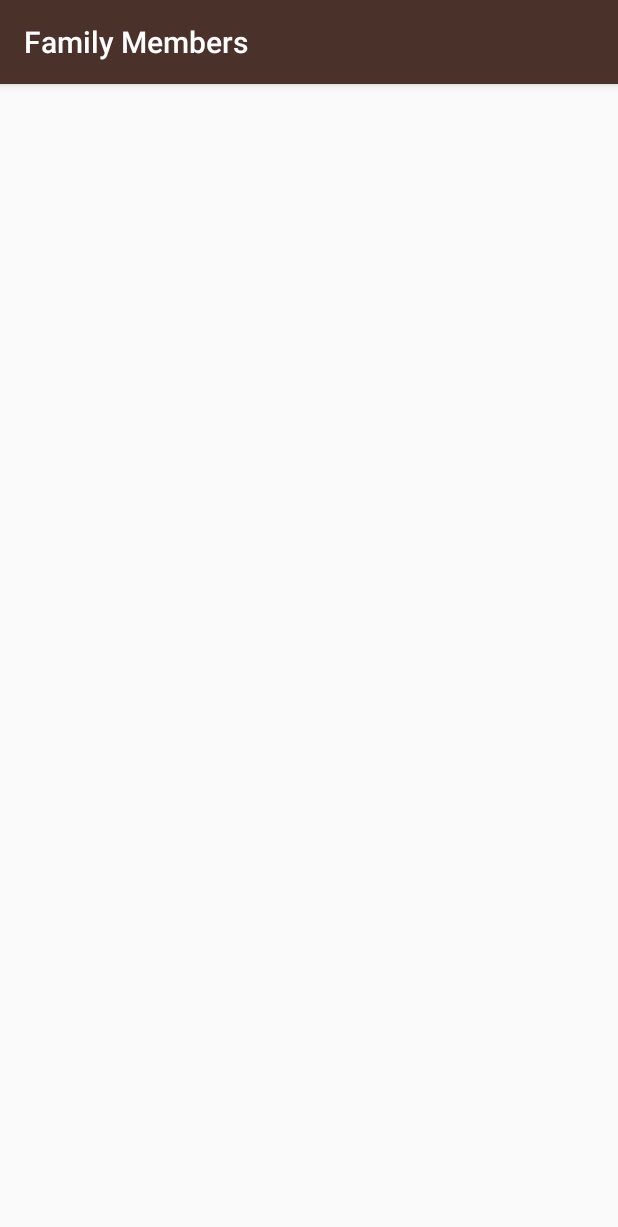
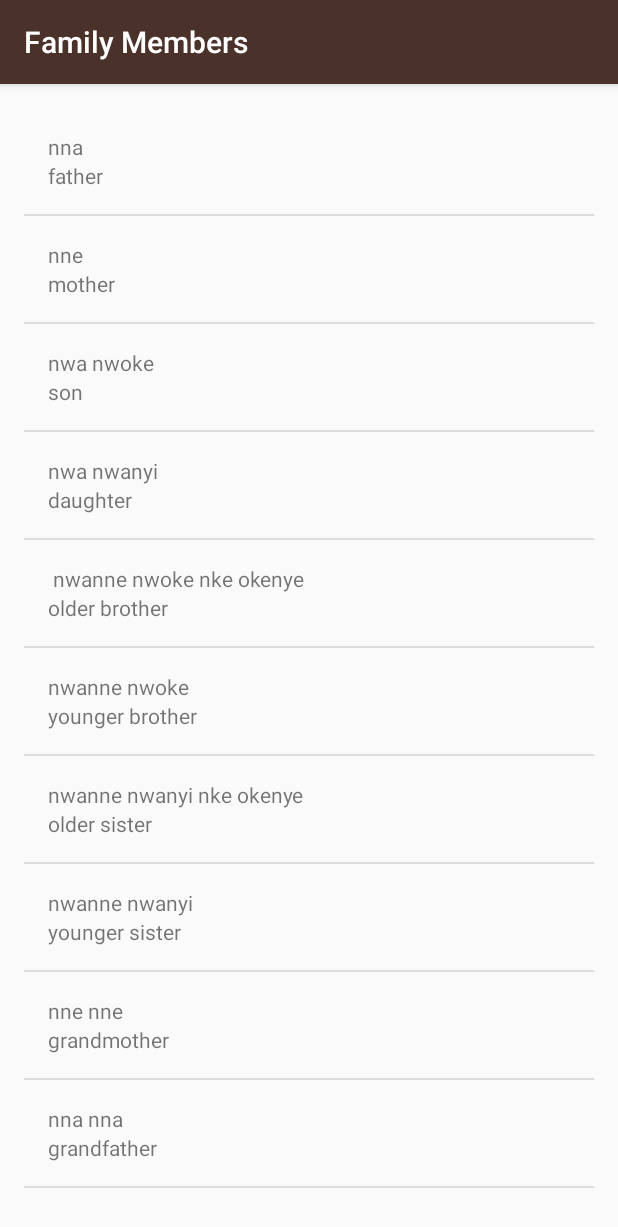
Before and after one commit to Ikey22/MiwokApp, an Android app: the FamilyActivity screen opened directly, with no data from a screen before it, on a phone screen of 412 x 824 dp. Shown: the top 1227 px of the screen. Run offline under Robolectric (Android 15) with nearby library versions, the phone set to English and light mode, and no system bars.

Commit message:
Updated FamilyActivity.kt and PhrasesActivity.kt

```diff
--- a/app/src/main/java/com/example/igbo/FamilyActivity.kt
+++ b/app/src/main/java/com/example/igbo/FamilyActivity.kt
@@ -7,7 +7,28 @@ import android.widget.ListView
 class FamilyActivity : AppCompatActivity() {
     override fun onCreate(savedInstanceState: Bundle?) {
         super.onCreate(savedInstanceState)
-        setContentView(R.layout.activity_family)
+        setContentView(R.layout.word_list)
+
+        val words = ArrayList<Word>()
+
+
+        words.add(Word("father", "nna"))
+        words.add(Word("mother", "nne"))
+        words.add(Word("son", "nwa nwoke"))
+        words.add(Word("daughter", "nwa nwanyi"))
+        words.add(Word("older brother", " nwanne nwoke nke okenye"))
+        words.add(Word("younger brother", "nwanne nwoke"))
+        words.add(Word("older sister", "nwanne nwanyi nke okenye"))
+        words.add(Word("younger sister", "nwanne nwanyi"))
+        words.add(Word("grandmother", "nne nne"))
+        words.add(Word("grandfather", "nna nna"))
+
+
+
+        val adapter :WordAdapter = WordAdapter(this, words)
+        val listView:ListView = findViewById(R.id.list)
+        listView.adapter=adapter
+
 
 
     }
```
Also changed, not shown: app/src/main/java/com/example/igbo/PhrasesActivity.kt (+22 -0 lines), app/src/main/res/layout/activity_colors.xml (renamed from app/src/main/res/layout/activity_colors_activiity.xml).
